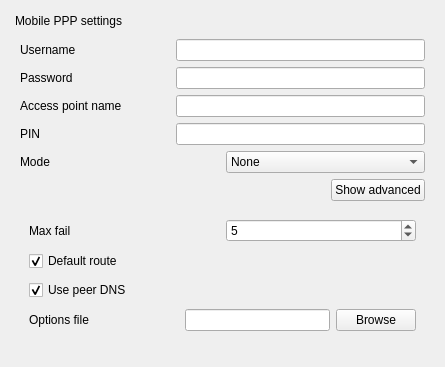
Old version of the form sources/gui/src/mobilewidget.ui in the repository arcan1s/netctl-gui.
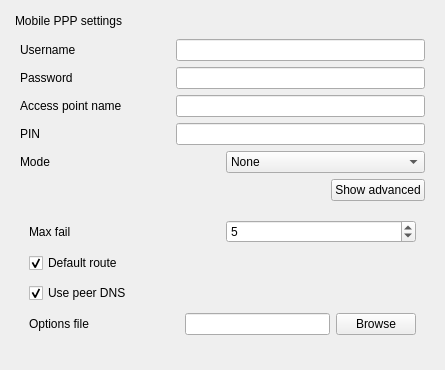
New version of the form.

Patch:
```diff
--- a/sources/gui/src/mobilewidget.ui
+++ b/sources/gui/src/mobilewidget.ui
@@ -7,7 +7,7 @@
     <x>0</x>
     <y>0</y>
     <width>445</width>
-    <height>367</height>
+    <height>370</height>
    </rect>
   </property>
   <property name="windowTitle">
```
Left out of the diff: 3 changed lines with no effect on the pictures.
